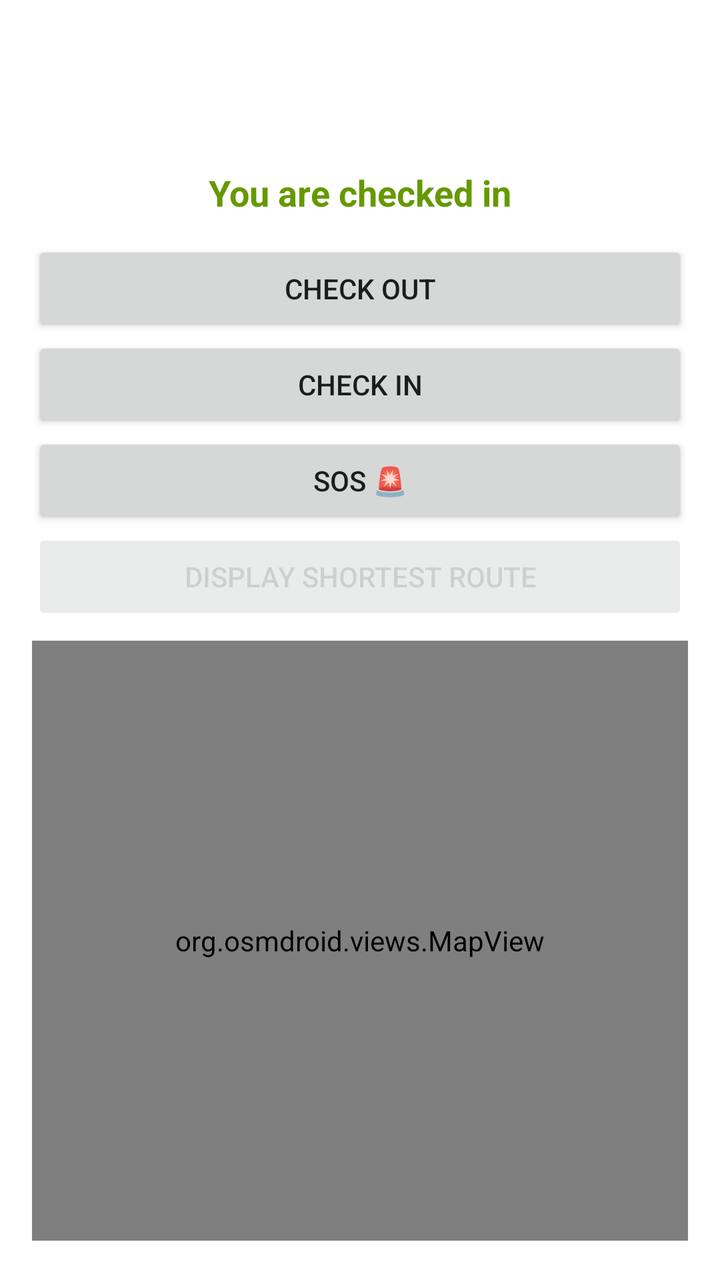
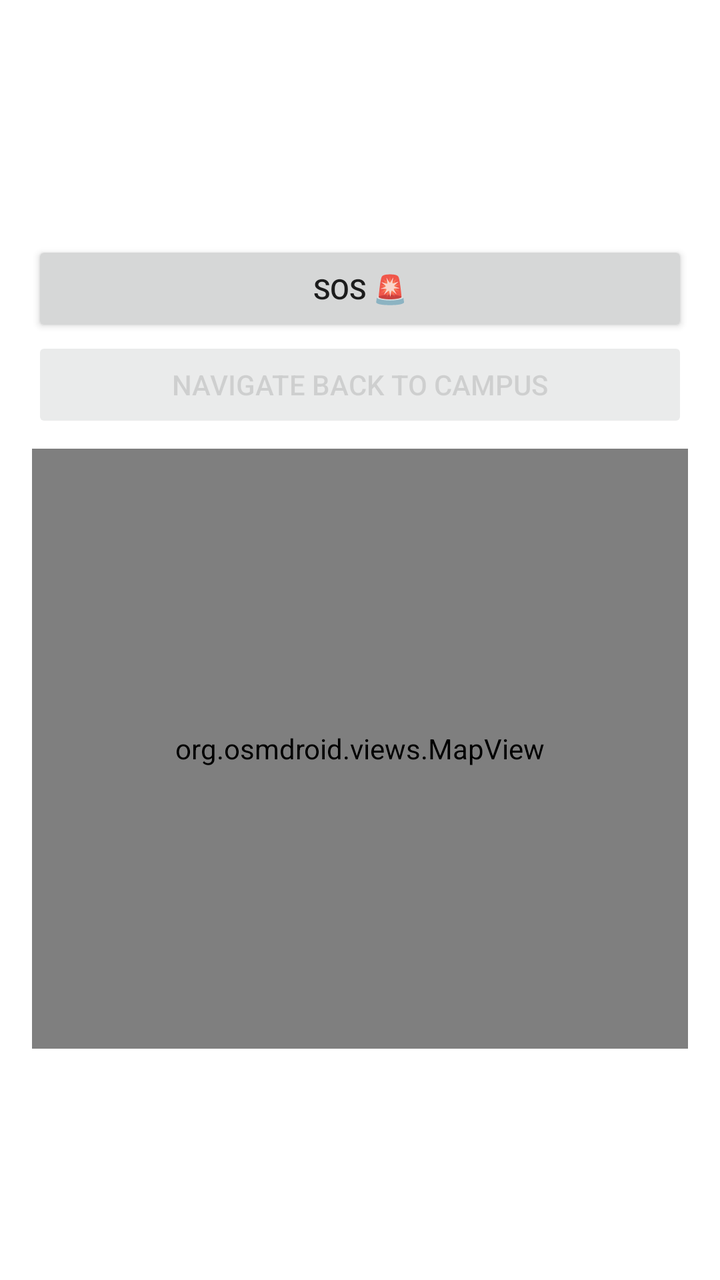

Compare the two renders of this Android layout. The source of the first and the diff that turns it into the second are given below.
<!-- AndroidManifest.xml: application theme Theme.SmartCheckin -->
<!-- res/layout/activity_main.xml -->
<?xml version="1.0" encoding="utf-8"?>
<FrameLayout
    xmlns:android="http://schemas.android.com/apk/res/android"
    android:layout_width="match_parent"
    android:layout_height="match_parent">

    
    <LinearLayout
        android:id="@+id/layoutCountdown"
        android:layout_width="wrap_content"
        android:layout_height="wrap_content"
        android:orientation="horizontal"
        android:gravity="center_vertical"
        android:layout_gravity="top|center_horizontal"
        android:layout_marginTop="12dp"
        android:padding="8dp"
        android:background="@drawable/bg_timer"
        android:elevation="10dp"
        android:visibility="gone">

        <TextView
            android:id="@+id/txtTimeLabel"
            android:layout_width="wrap_content"
            android:layout_height="wrap_content"
            android:text="Time left to check-in"
            android:textSize="13sp"
            android:textColor="@android:color/white"
            android:layout_marginEnd="6dp"/>

        <TextView
            android:id="@+id/txtCountdown"
            android:layout_width="wrap_content"
            android:layout_height="wrap_content"
            android:text="16:00"
            android:textSize="15sp"
            android:textStyle="bold"
            android:textColor="@android:color/white"
            android:layout_marginEnd="4dp"/>

        <TextView
            android:id="@+id/txtMins"
            android:layout_width="wrap_content"
            android:layout_height="wrap_content"
            android:text="mins"
            android:textSize="13sp"
            android:textColor="@android:color/white"/>

    </LinearLayout>

    
    <LinearLayout
        android:layout_width="match_parent"
        android:layout_height="match_parent"
        android:orientation="vertical"
        android:gravity="center_horizontal"
        android:paddingStart="16dp"
        android:paddingEnd="16dp"
        android:paddingBottom="16dp"
        android:paddingTop="72dp"> 

        <TextView
            android:id="@+id/txtStatus"
            android:layout_width="match_parent"
            android:layout_height="wrap_content"
            android:text="You are checked in"
            android:textSize="18sp"
            android:textStyle="bold"
            android:textColor="@android:color/holo_green_dark"
            android:gravity="center"
            android:padding="12dp"/>

        <TextView
            android:id="@+id/txtCheckoutTime"
            android:layout_width="wrap_content"
            android:layout_height="wrap_content"
            android:text="Checked out at --:--"
            android:textColor="@android:color/holo_red_dark"
            android:textSize="14sp"
            android:layout_gravity="center_horizontal"
            android:layout_marginBottom="8dp"
            android:visibility="gone"/>

        <Button
            android:id="@+id/btnCheckout"
            android:layout_width="match_parent"
            android:layout_height="wrap_content"
            android:text="CHECK OUT"/>

        <Button
            android:id="@+id/btnCheckin"
            android:layout_width="match_parent"
            android:layout_height="wrap_content"
            android:text="CHECK IN"/>

        <Button
            android:id="@+id/btnSOS"
            android:layout_width="match_parent"
            android:layout_height="wrap_content"
            android:text="SOS 🚨"/>

        <Button
            android:id="@+id/btnRoute"
            android:layout_width="match_parent"
            android:layout_height="wrap_content"
            android:text="Display Shortest Route"
            android:enabled="false"
            android:alpha="0.5"/>

        <org.osmdroid.views.MapView
            android:id="@+id/map"
            android:layout_width="match_parent"
            android:layout_height="300dp"
            android:layout_marginTop="8dp"/>

    </LinearLayout>

</FrameLayout>
<!-- resources referenced by this layout -->
<resources>
  <!-- drawable bg_timer (drawable) -->
  <?xml version="1.0" encoding="utf-8"?>
  <shape xmlns:android="http://schemas.android.com/apk/res/android"
      android:shape="rectangle">
  
      <corners android:radius="18dp" />
  
      <solid android:color="@android:color/holo_green_dark" />
  
      <padding
          android:left="12dp"
          android:top="6dp"
          android:right="12dp"
          android:bottom="6dp" />
  </shape>
  <style name="Theme.SmartCheckin" parent="Theme.MaterialComponents.DayNight.DarkActionBar">
          
          <item name="colorPrimary">@color/purple_500</item>
          <item name="colorPrimaryVariant">@color/purple_700</item>
          <item name="colorOnPrimary">@color/white</item>
          
          <item name="colorSecondary">@color/teal_200</item>
          <item name="colorSecondaryVariant">@color/teal_700</item>
          <item name="colorOnSecondary">@color/black</item>
          
          <item name="android:statusBarColor">?attr/colorPrimaryVariant</item>
          
      </style>
  <color name="purple_500">#FF6200EE</color>
  <color name="purple_700">#FF3700B3</color>
  <color name="white">#FFFFFFFF</color>
  <color name="teal_200">#FF03DAC5</color>
  <color name="teal_700">#FF018786</color>
  <color name="black">#FF000000</color>
</resources>

<!-- the commit's change to res/layout/activity_main.xml (unified diff, before → after) -->
@@ -62,7 +62,7 @@
             android:id="@+id/txtStatus"
             android:layout_width="match_parent"
             android:layout_height="wrap_content"
-            android:text="You are checked in"
+            android:text=" "
             android:textSize="18sp"
             android:textStyle="bold"
             android:textColor="@android:color/holo_green_dark"
@@ -84,13 +84,15 @@
             android:id="@+id/btnCheckout"
             android:layout_width="match_parent"
             android:layout_height="wrap_content"
-            android:text="CHECK OUT"/>
+            android:text="CHECK OUT"
+            android:visibility="gone"/>
 
         <Button
             android:id="@+id/btnCheckin"
             android:layout_width="match_parent"
             android:layout_height="wrap_content"
-            android:text="CHECK IN"/>
+            android:text="CHECK IN"
+            android:visibility="gone"/>
 
         <Button
             android:id="@+id/btnSOS"
@@ -102,7 +104,7 @@
             android:id="@+id/btnRoute"
             android:layout_width="match_parent"
             android:layout_height="wrap_content"
-            android:text="Display Shortest Route"
+            android:text="Navigate Back to Campus"
             android:enabled="false"
             android:alpha="0.5"/>
 
@@ -112,6 +114,22 @@
             android:layout_height="300dp"
             android:layout_marginTop="8dp"/>
 
+        <ProgressBar
+            android:id="@+id/routeLoader"
+            style="?android:attr/progressBarStyleLarge"
+            android:layout_width="wrap_content"
+            android:layout_height="wrap_content"
+            android:layout_gravity="center"
+            android:visibility="gone" />
+        <Button
+            android:id="@+id/btnStartNav"
+            android:layout_width="match_parent"
+            android:layout_height="wrap_content"
+            android:text="Start Navigation"
+            android:visibility="gone"/>
+
+
+
     </LinearLayout>
 
 </FrameLayout>
